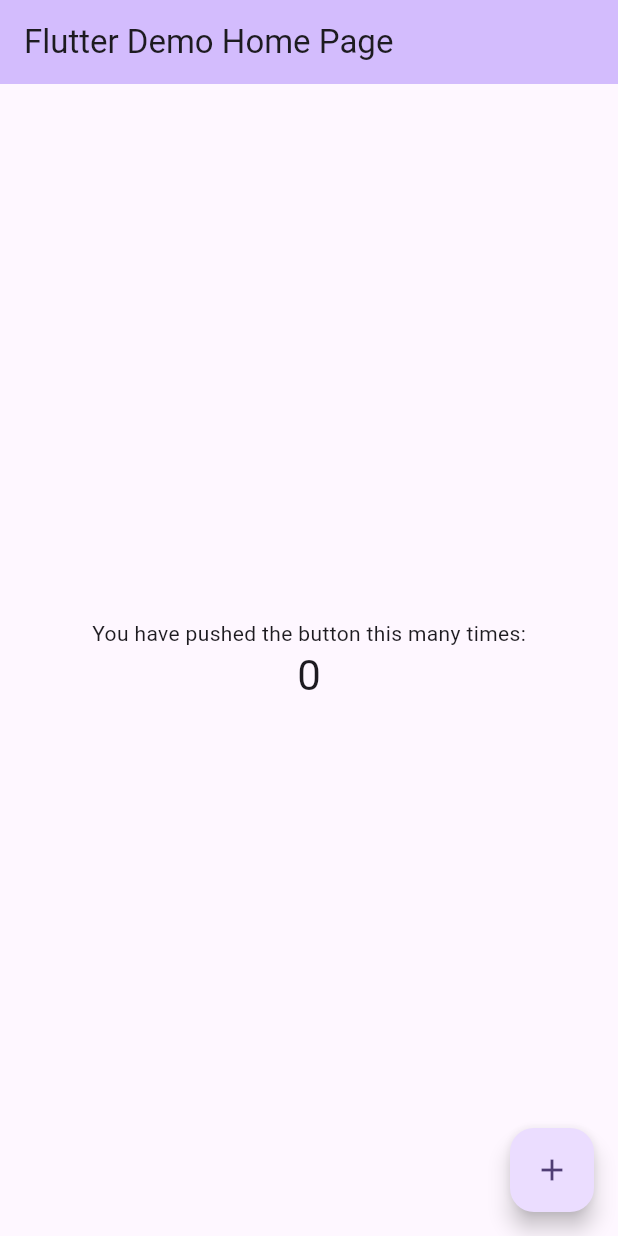
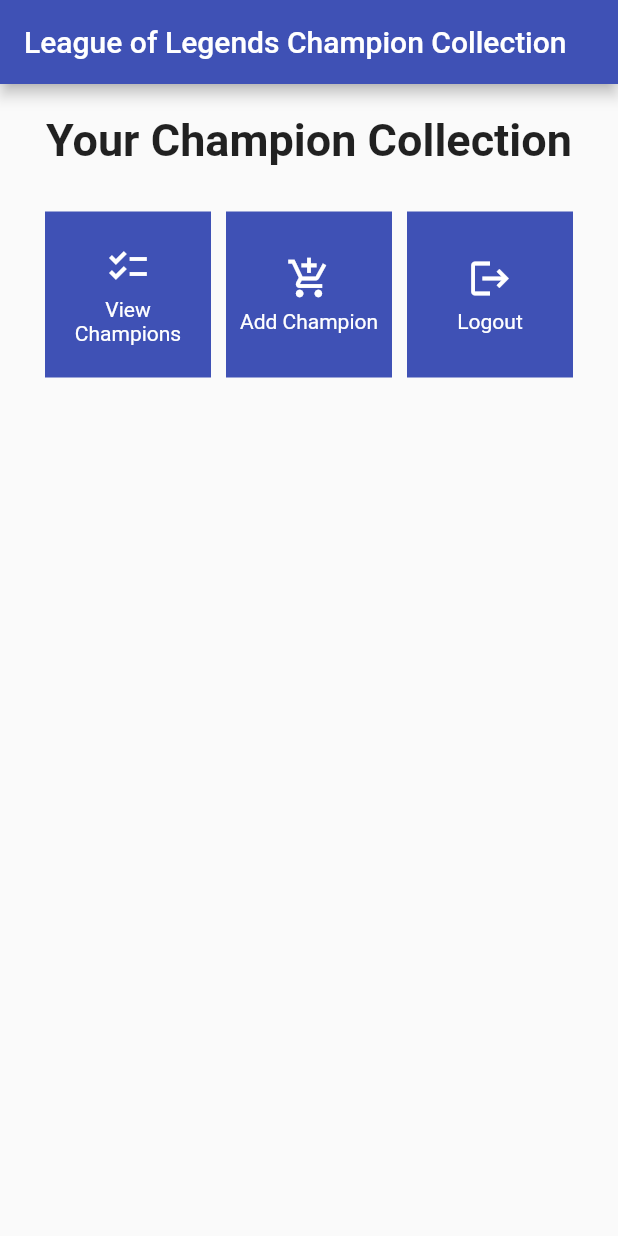
Before and after one commit to OmarK2804/Lol-Champion-Collection, a Flutter app: the screen it shows after launch, on a phone screen of 412 x 824 dp. Run offline on Flutter 3.47's test engine with Material 2 defaults, Android fonts, the phone set to English and light mode, and no system bars.

Commit message:
Update Buttons

```diff
--- a/lib/main.dart
+++ b/lib/main.dart
@@ -1,4 +1,5 @@
 import 'package:flutter/material.dart';
+import 'package:lol_champion_collection/menu.dart';
 
 void main() {
   runApp(const MyApp());
@@ -28,98 +29,12 @@
         //
         // This works for code too, not just values: Most code changes can be
         // tested with just a hot reload.
-        colorScheme: ColorScheme.fromSeed(seedColor: Colors.deepPurple),
-        useMaterial3: true,
+        // colorScheme: ColorScheme.fromSeed(seedColor: Colors.indigo),
+        // useMaterial3: true,
+
+        primarySwatch: Colors.indigo
       ),
-      home: const MyHomePage(title: 'Flutter Demo Home Page'),
+      home: MyHomePage(),
     );
   }
 }
-
-class MyHomePage extends StatefulWidget {
-  const MyHomePage({super.key, required this.title});
-
-  // This widget is the home page of your application. It is stateful, meaning
-  // that it has a State object (defined below) that contains fields that affect
-  // how it looks.
-
-  // This class is the configuration for the state. It holds the values (in this
-  // case the title) provided by the parent (in this case the App widget) and
-  // used by the build method of the State. Fields in a Widget subclass are
-  // always marked "final".
-
-  final String title;
-
-  @override
-  State<MyHomePage> createState() => _MyHomePageState();
-}
-
-class _MyHomePageState extends State<MyHomePage> {
-  int _counter = 0;
-
-  void _incrementCounter() {
-    setState(() {
-      // This call to setState tells the Flutter framework that something has
-      // changed in this State, which causes it to rerun the build method below
-      // so that the display can reflect the updated values. If we changed
-      // _counter without calling setState(), then the build method would not be
-      // called again, and so nothing would appear to happen.
-      _counter++;
-    });
-  }
-
-  @override
-  Widget build(BuildContext context) {
-    // This method is rerun every time setState is called, for instance as done
-    // by the _incrementCounter method above.
-    //
-    // The Flutter framework has been optimized to make rerunning build methods
-    // fast, so that you can just rebuild anything that needs updating rather
-    // than having to individually change instances of widgets.
-    return Scaffold(
-      appBar: AppBar(
-        // TRY THIS: Try changing the color here to a specific color (to
-        // Colors.amber, perhaps?) and trigger a hot reload to see the AppBar
-        // change color while the other colors stay the same.
-        backgroundColor: Theme.of(context).colorScheme.inversePrimary,
-        // Here we take the value from the MyHomePage object that was created by
-        // the App.build method, and use it to set our appbar title.
-        title: Text(widget.title),
-      ),
-      body: Center(
-        // Center is a layout widget. It takes a single child and positions it
-        // in the middle of the parent.
-        child: Column(
-          // Column is also a layout widget. It takes a list of children and
-          // arranges them vertically. By default, it sizes itself to fit its
-          // children horizontally, and tries to be as tall as its parent.
-          //
-          // Column has various properties to control how it sizes itself and
-          // how it positions its children. Here we use mainAxisAlignment to
-          // center the children vertically; the main axis here is the vertical
-          // axis because Columns are vertical (the cross axis would be
-          // horizontal).
-          //
-          // TRY THIS: Invoke "debug painting" (choose the "Toggle Debug Paint"
-          // action in the IDE, or press "p" in the console), to see the
-          // wireframe for each widget.
-          mainAxisAlignment: MainAxisAlignment.center,
-          children: <Widget>[
-            const Text(
-              'You have pushed the button this many times:',
-            ),
-            Text(
-              '$_counter',
-              style: Theme.of(context).textTheme.headlineMedium,
-            ),
-          ],
-        ),
-      ),
-      floatingActionButton: FloatingActionButton(
-        onPressed: _incrementCounter,
-        tooltip: 'Increment',
-        child: const Icon(Icons.add),
-      ), // This trailing comma makes auto-formatting nicer for build methods.
-    );
-  }
-}
--- /dev/null
+++ b/lib/menu.dart
@@ -0,0 +1,120 @@
+import 'package:flutter/material.dart';
+
+class MyHomePage extends StatelessWidget {
+  MyHomePage({Key? key}) : super(key: key);
+
+  final List<ShopItem> items = [
+    ShopItem("View Champions", Icons.checklist),
+    ShopItem("Add Champion", Icons.add_shopping_cart),
+    ShopItem("Logout", Icons.logout),
+  ];
+
+  // This widget is the home page of your application. It is stateful, meaning
+  // that it has a State object (defined below) that contains fields that affect
+  // how it looks.
+
+  // This class is the configuration for the state. It holds the values (in this
+  // case the title) provided by the parent (in this case the App widget) and
+  // used by the build method of the State. Fields in a Widget subclass are
+  // always marked "final".
+
+  @override
+  Widget build(BuildContext context) {
+        return Scaffold(
+            appBar: AppBar(
+    title: const Text(
+      'League of Legends Champion Collection',
+    ),
+  ),
+  body: SingleChildScrollView(
+    // Scrolling wrapper widget
+    child: Padding(
+      padding: const EdgeInsets.all(10.0), // Set padding for the page
+      child: Column(
+        // Widget to display children vertically
+        children: <Widget>[
+          const Padding(
+            padding: EdgeInsets.only(top: 10.0, bottom: 10.0),
+            // Text widget to display text with center alignment and appropriate style
+            child: Text(
+              'Your Champion Collection', // Text indicating the shop name
+              textAlign: TextAlign.center,
+              style: TextStyle(
+                fontSize: 30,
+                fontWeight: FontWeight.bold,
+              ),
+            ),
+          ),
+          // Grid layout
+          GridView.count(
+            // Container for our cards.
+            primary: true,
+            padding: const EdgeInsets.all(20),
+            crossAxisSpacing: 10,
+            mainAxisSpacing: 10,
+            crossAxisCount: 3,
+            shrinkWrap: true,
+            children: items.map((ShopItem item) {
+              // Iteration for each item
+              return ShopCard(item);
+            }).toList(),
+          ),
+        ],
+      ),
+    ),
+  ),
+        );
+    }
+}
+
+class ShopItem {
+  final String name;
+  final IconData icon;
+
+  ShopItem(this.name, this.icon);
+}
+
+class ShopCard extends StatelessWidget {
+  final ShopItem item;
+
+  const ShopCard(this.item, {Key? key}); // Constructor
+
+  @override
+  Widget build(BuildContext context) {
+    return Material(
+      color: Colors.indigo,
+      child: InkWell(
+        // Responsive touch area
+        onTap: () {
+          // Show a SnackBar when clicked
+          ScaffoldMessenger.of(context)
+            ..hideCurrentSnackBar()
+            ..showSnackBar(SnackBar(
+                content: Text("You pressed the ${item.name} button!")));
+        },
+        child: Container(
+          // Container to hold Icon and Text
+          padding: const EdgeInsets.all(8),
+          child: Center(
+            child: Column(
+              mainAxisAlignment: MainAxisAlignment.center,
+              children: [
+                Icon(
+                  item.icon,
+                  color: Colors.white,
+                  size: 30.0,
+                ),
+                const Padding(padding: EdgeInsets.all(3)),
+                Text(
+                  item.name,
+                  textAlign: TextAlign.center,
+                  style: const TextStyle(color: Colors.white),
+                ),
+              ],
+            ),
+          ),
+        ),
+      ),
+    );
+  }
+}
```
